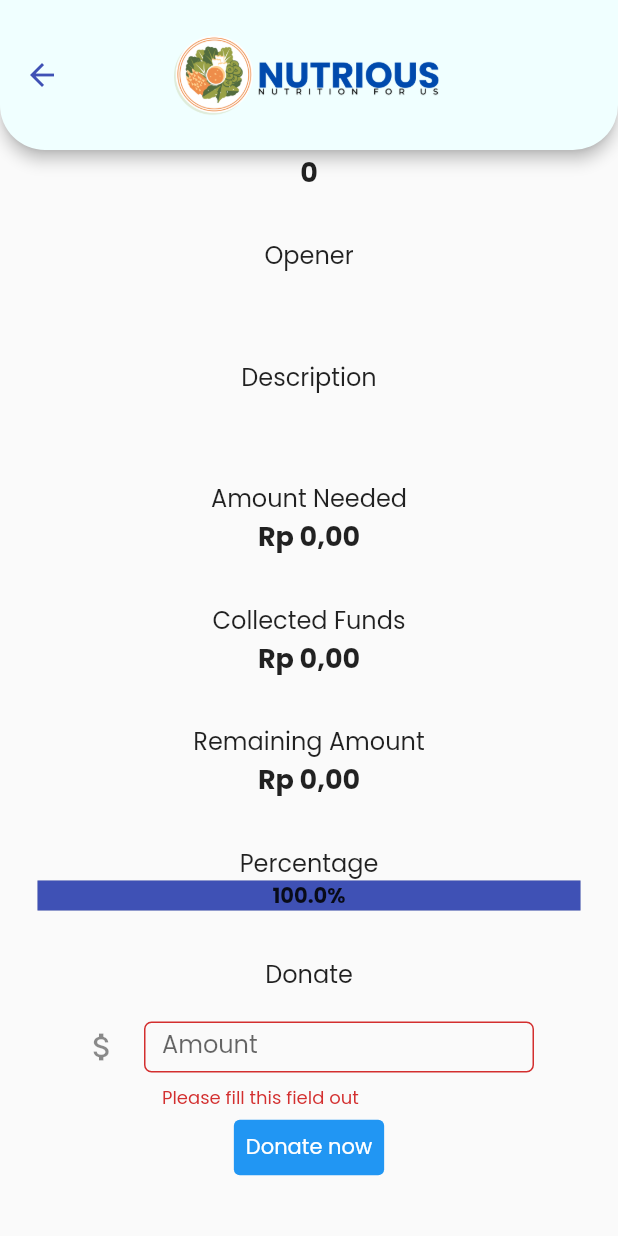
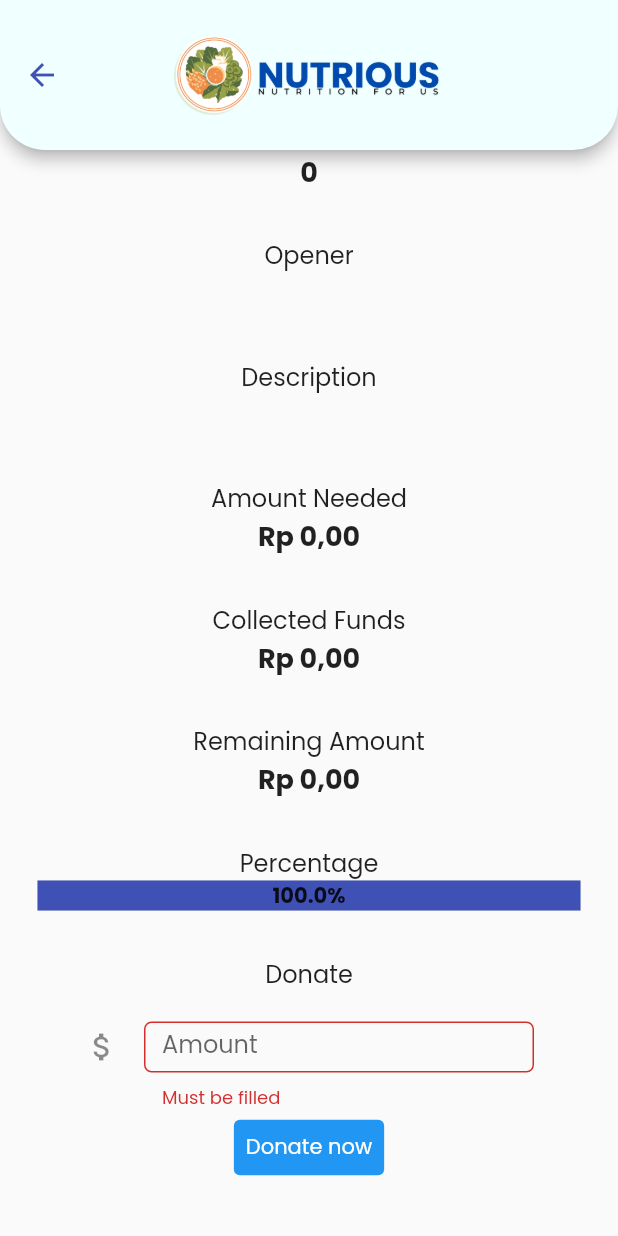
Before and after one commit to JohannesSetiawan/Proyek-Akhir-Semester, a Flutter app: the DonationDetail screen opened directly with empty values, scrolled down 186 dp, after a tap on "Donate now", on a phone screen of 412 x 824 dp. Run offline on Flutter 3.47's test engine with Material 2 defaults, Android fonts, the phone set to English and light mode, and no system bars; drawn by our look-alikes of percent_indicator; missing offline and left inert: pbp_django_auth.

Commit message:
Finishing donating function

```diff
--- a/lib/main.dart
+++ b/lib/main.dart
@@ -1,4 +1,6 @@
 import 'package:flutter/material.dart';
+import 'package:nutrious/page/donation/donation_detail.dart';
+import 'package:nutrious/page/donation/donation_list.dart';
 import 'package:nutrious/page/home/list_fundraising.dart';
 import 'package:nutrious/page/home/login.dart';
 import 'package:nutrious/page/home/user_dashboard.dart';
@@ -47,6 +49,7 @@ class MyApp extends StatelessWidget {
           "/user_list": (BuildContext context) => const UserList(),
           "/fundraising_list": (BuildContext context) => const FundraisingList(),
           "/message_list": (BuildContext context) => const MessageList(),
+          "/donation_list": (BuildContext context) => const DonationList(),
         },
       ),
     );
--- a/lib/page/donation/donation_detail.dart
+++ b/lib/page/donation/donation_detail.dart
@@ -5,7 +5,7 @@ import 'package:nutrious/util/curr_converter.dart';
 import 'package:percent_indicator/percent_indicator.dart';
 import 'package:pbp_django_auth/pbp_django_auth.dart';
 import 'package:provider/provider.dart';
-import 'donation_list.dart';
+import '../../model/user_data.dart';
 
 double getPercentage(needed, collected){
   if (collected >= needed) {
@@ -25,8 +25,9 @@ int getRemaining(needed, collected){
 
 class DonationDetail extends StatefulWidget {
   final detail;
+  final args;
 
-  const DonationDetail({super.key, required this.detail});
+  const DonationDetail({super.key, required this.detail, required this.args});
 
   @override
   State<DonationDetail> createState() => _DonationDetailState();
@@ -53,6 +54,7 @@ class _DonationDetailState extends State<DonationDetail> {
   Widget build(BuildContext context) {
     final request = context.watch<CookieRequest>();
     final detail = widget.detail;
+    final args = widget.args;
     return Scaffold(
       appBar: AppBar(
           backgroundColor: const Color(0xFFF0FFFF),
@@ -267,12 +269,12 @@ class _DonationDetailState extends State<DonationDetail> {
 
                                     // Saat kosong
                                     if (value == null || value.isEmpty) {
-                                      return 'Please fill this field out';
+                                      return 'Must be filled';
                                     }
 
                                     // Saat bukan angka
                                     if (!isNumeric(value)) {
-                                      return 'Please make sure you inserted a number into this field';
+                                      return 'Must be a number';
                                     }
                                     return null;
                                   },
@@ -290,10 +292,17 @@ class _DonationDetailState extends State<DonationDetail> {
                                 onPressed: () async {
                                   if (_formKey.currentState!.validate()) {
                                     donate(request, detail.pk , nominal);
-                                    print(nominal);
-                                    Navigator.pushReplacement(
-                                      context,
-                                      MaterialPageRoute(builder: (context) => const DonationList()),
+                                    //print(nominal);
+                                    Navigator.of(context).pushReplacementNamed(
+                                        "/donation_list",
+                                        arguments: UserArguments(
+                                            args.isAdmin,
+                                            args.username,
+                                            args.nickname,
+                                            args.desc,
+                                            args.profURL,
+                                            args.isVerified
+                                        )
                                     );
                                   }
                                 },
```
Also changed, not shown: lib/page/donation/donation_list.dart (+13 -3 lines), lib/page/home/drawer.dart (+10 -3 lines).
